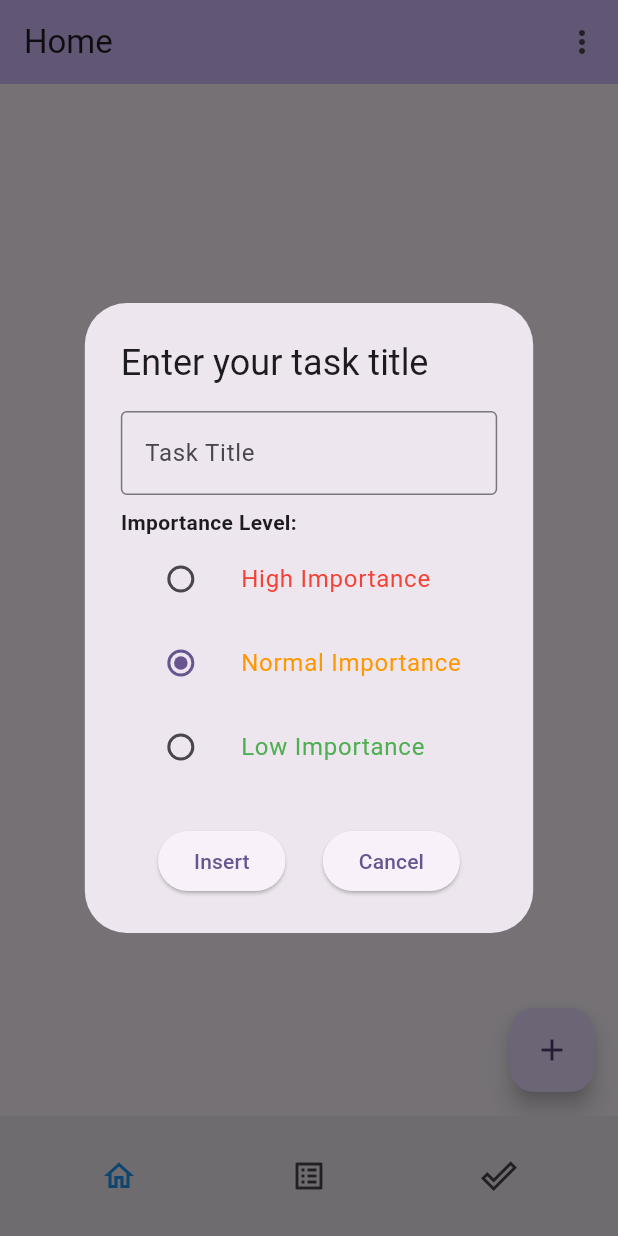
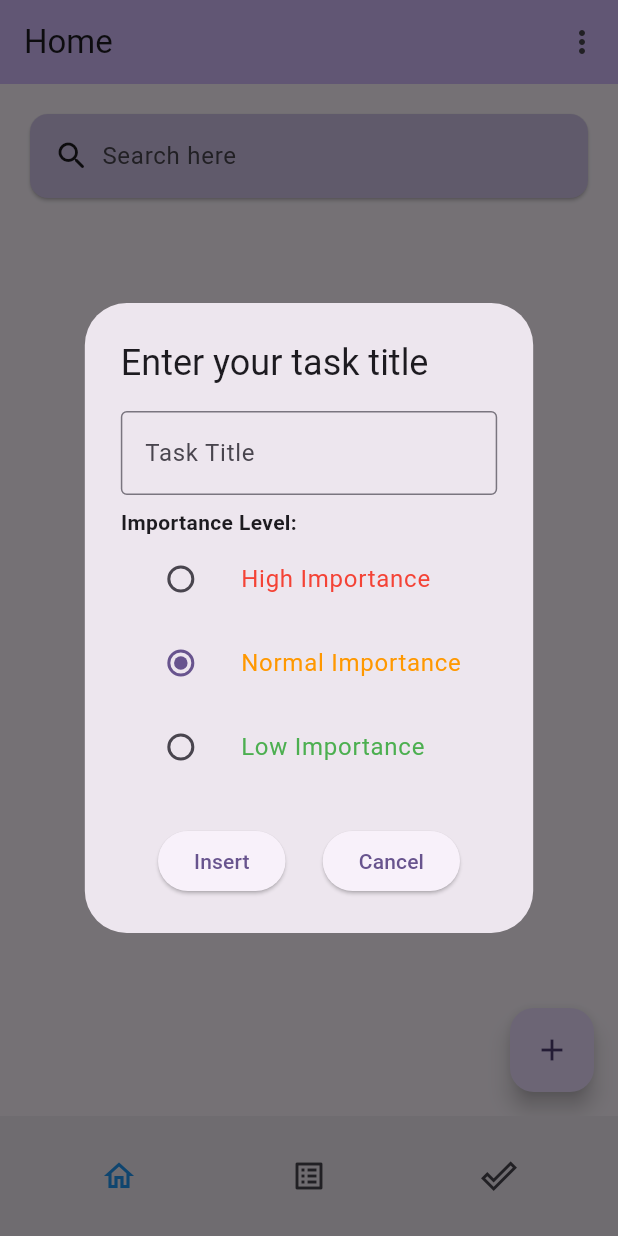
Before and after one commit to ParsaNasekhi/Task-Manager, a Flutter app: the screen it shows after launch, after a tap on the "add" icon, on a phone screen of 412 x 824 dp. Run offline on Flutter 3.47's test engine with Material 3 defaults, Android fonts, the phone set to English and light mode, and no system bars; our stand-ins replace hive_flutter, shimmer; accounts and stored records are empty.

Commit message:
homePage: search

```diff
--- a/lib/screens/home/home_page.dart
+++ b/lib/screens/home/home_page.dart
@@ -16,7 +16,9 @@ class HomePage extends StatefulWidget {
 }
 
 class _HomePageState extends State<HomePage> {
-  TextEditingController _controller = TextEditingController();
+  TextEditingController _taskController = TextEditingController();
+  final TextEditingController _searchController = TextEditingController();
+
   final Box<Task> _taskBox = Hive.box<Task>("TaskBox");
   List<Task> _tasksList = [];
 
@@ -31,7 +33,13 @@ class _HomePageState extends State<HomePage> {
         _tasksList = [];
         _taskBox.values.toList().forEach((element) {
           if (!element.isDone) {
+            if (_searchController.text.isEmpty) {
               _tasksList.add(element);
+            } else {
+              if (element.title.startsWith(_searchController.text)) {
+                _tasksList.add(element);
+              }
+            }
           }
         });
         if (_tasksList.isEmpty) {
@@ -101,7 +109,7 @@ class _HomePageState extends State<HomePage> {
         ),
         floatingActionButton: FloatingActionButton(
           onPressed: () {
-            _controller = TextEditingController();
+            _taskController = TextEditingController();
             showDialog(
                 context: context,
                 builder: (context) =>
@@ -111,10 +119,10 @@ class _HomePageState extends State<HomePage> {
                           actions: [
                             ElevatedButton(
                                 onPressed: () {
-                                  if (_controller.text.isNotEmpty) {
+                                  if (_taskController.text.isNotEmpty) {
                                     setState(() {
-                                      insertNewTask(
-                                          _controller.text, importanceLevel);
+                                      insertNewTask(_taskController.text,
+                                          importanceLevel);
                                       Navigator.of(context).pop();
                                     });
                                   }
@@ -131,7 +139,7 @@ class _HomePageState extends State<HomePage> {
                             mainAxisSize: MainAxisSize.min,
                             children: [
                               TextField(
-                                controller: _controller,
+                                controller: _taskController,
                                 decoration: const InputDecoration(
                                   labelText: "Task Title",
                                   border: OutlineInputBorder(),
@@ -203,7 +211,47 @@ class _HomePageState extends State<HomePage> {
           },
           child: const Icon(Icons.add),
         ),
-        body: _isPageEmpty == null
+        body: SingleChildScrollView(
+          child: Column(
+            children: [
+              Padding(
+                padding: const EdgeInsets.fromLTRB(16, 16, 16, 8),
+                child: Card(
+                  color: Colors.deepPurple.shade100,
+                  shape: const RoundedRectangleBorder(
+                    borderRadius: BorderRadius.only(
+                      topLeft: Radius.circular(12),
+                      topRight: Radius.circular(12),
+                      bottomLeft: Radius.circular(12),
+                      bottomRight: Radius.circular(12),
+                    ),
+                  ),
+                  child: Center(
+                    child: Padding(
+                      padding: const EdgeInsets.fromLTRB(16, 0, 16, 0),
+                      child: Row(
+                        children: [
+                          const Icon(Icons.search_rounded),
+                          const SizedBox(width: 8),
+                          Flexible(
+                            child: TextField(
+                              onChanged: (value) {
+                                _searchController.text = value;
+                              },
+                              controller: _searchController,
+                              decoration: const InputDecoration(
+                                labelText: "Search here",
+                                border: InputBorder.none,
+                              ),
+                            ),
+                          ),
+                        ],
+                      ),
+                    ),
+                  ),
+                ),
+              ),
+              _isPageEmpty == null
                   ? Shimmer.fromColors(
                       baseColor: Colors.grey.shade300,
                       highlightColor: Colors.white,
@@ -222,7 +270,8 @@ class _HomePageState extends State<HomePage> {
                               ),
                               child: SizedBox(
                                 width: MediaQuery.sizeOf(context).width,
-                          height: MediaQuery.sizeOf(context).height / 12,
+                                height:
+                                    MediaQuery.sizeOf(context).height / 12,
                               ),
                             ),
                           ),
@@ -239,7 +288,8 @@ class _HomePageState extends State<HomePage> {
                               ),
                               child: SizedBox(
                                 width: MediaQuery.sizeOf(context).width,
-                          height: MediaQuery.sizeOf(context).height / 12,
+                                height:
+                                    MediaQuery.sizeOf(context).height / 12,
                               ),
                             ),
                           ),
@@ -256,7 +306,8 @@ class _HomePageState extends State<HomePage> {
                               ),
                               child: SizedBox(
                                 width: MediaQuery.sizeOf(context).width,
-                          height: MediaQuery.sizeOf(context).height / 12,
+                                height:
+                                    MediaQuery.sizeOf(context).height / 12,
                               ),
                             ),
                           ),
@@ -273,7 +324,8 @@ class _HomePageState extends State<HomePage> {
                               ),
                               child: SizedBox(
                                 width: MediaQuery.sizeOf(context).width,
-                          height: MediaQuery.sizeOf(context).height / 12,
+                                height:
+                                    MediaQuery.sizeOf(context).height / 12,
                               ),
                             ),
                           ),
@@ -290,22 +342,22 @@ class _HomePageState extends State<HomePage> {
                               ),
                               child: SizedBox(
                                 width: MediaQuery.sizeOf(context).width,
-                          height: MediaQuery.sizeOf(context).height / 12,
+                                height:
+                                    MediaQuery.sizeOf(context).height / 12,
                               ),
                             ),
                           ),
                         ],
                       ))
                   : _isPageEmpty != null && _isPageEmpty == false
-                ? SingleChildScrollView(
-                    physics: const BouncingScrollPhysics(),
-                    child: Column(
+                      ? Column(
                           children: List.generate(length, (index) {
                             return Padding(
-                          padding: const EdgeInsets.fromLTRB(16, 8, 16, 8),
+                              padding:
+                                  const EdgeInsets.fromLTRB(16, 8, 16, 8),
                               child: InkWell(
-                            borderRadius:
-                                const BorderRadius.all(Radius.circular(12)),
+                                borderRadius: const BorderRadius.all(
+                                    Radius.circular(12)),
                                 onLongPress: () {
                                   showDialog(
                                       context: context,
@@ -324,7 +376,9 @@ class _HomePageState extends State<HomePage> {
                                             ElevatedButton(
                                                 onPressed: () {
                                                   setState(() {
-                                                _tasksList[length - index - 1]
+                                                    _tasksList[length -
+                                                            index -
+                                                            1]
                                                         .delete();
                                                     Navigator.pop(context);
                                                   });
@@ -355,23 +409,28 @@ class _HomePageState extends State<HomePage> {
                                   ),
                                   child: SizedBox(
                                     width: MediaQuery.sizeOf(context).width,
-                                height: MediaQuery.sizeOf(context).height / 12,
+                                    height:
+                                        MediaQuery.sizeOf(context).height /
+                                            12,
                                     child: Padding(
-                                  padding:
-                                      const EdgeInsets.fromLTRB(8, 0, 0, 0),
+                                      padding: const EdgeInsets.fromLTRB(
+                                          8, 0, 0, 0),
                                       child: Row(
                                         mainAxisSize: MainAxisSize.max,
                                         mainAxisAlignment:
                                             MainAxisAlignment.spaceBetween,
                                         children: [
                                           Checkbox(
-                                          value: _tasksList[length - index - 1]
+                                              value: _tasksList[
+                                                      length - index - 1]
                                                   .isDone,
                                               onChanged: (value) {
                                                 setState(() {
-                                              _tasksList[length - index - 1]
+                                                  _tasksList[
+                                                          length - index - 1]
                                                       .isDone = value as bool;
-                                              _tasksList[length - index - 1]
+                                                  _tasksList[
+                                                          length - index - 1]
                                                       .save();
                                                 });
                                               }),
@@ -381,11 +440,14 @@ class _HomePageState extends State<HomePage> {
                                               children: [
                                                 Flexible(
                                                   child: Text(
-                                                _tasksList[length - index - 1]
+                                                    _tasksList[length -
+                                                            index -
+                                                            1]
                                                         .title,
                                                     style: const TextStyle(
                                                         fontSize: 16),
-                                                overflow: TextOverflow.ellipsis,
+                                                    overflow:
+                                                        TextOverflow.ellipsis,
                                                   ),
                                                 ),
                                               ],
@@ -395,21 +457,29 @@ class _HomePageState extends State<HomePage> {
                                           Container(
                                             width: 10,
                                             decoration: BoxDecoration(
-                                          color: _tasksList[length - index - 1]
+                                              color: _tasksList[length -
+                                                              index -
+                                                              1]
                                                           .importanceLevel ==
-                                                  ImportanceLevel.highImportance
+                                                      ImportanceLevel
+                                                          .highImportance
                                                   ? Colors.red
-                                              : _tasksList[length - index - 1]
+                                                  : _tasksList[length -
+                                                                  index -
+                                                                  1]
                                                               .importanceLevel ==
                                                           ImportanceLevel
                                                               .normalImportance
                                                       ? Colors.orange
                                                       : Colors.green,
-                                          borderRadius: const BorderRadius.only(
+                                              borderRadius:
+                                                  const BorderRadius.only(
                                                 topLeft: Radius.circular(0),
                                                 topRight: Radius.circular(12),
-                                            bottomLeft: Radius.circular(0),
-                                            bottomRight: Radius.circular(12),
+                                                bottomLeft:
+                                                    Radius.circular(0),
+                                                bottomRight:
+                                                    Radius.circular(12),
                                               ),
                                             ),
                                           )
@@ -421,13 +491,17 @@ class _HomePageState extends State<HomePage> {
                               ),
                             );
                           }),
-                    ),
                         )
-                : const Center(
+                      : const Padding(
+                        padding: EdgeInsets.only(top: 100),
                         child: Icon(
                           Icons.no_backpack_outlined,
                           size: 256,
-                  )));
+                        ),
+                      )
+            ],
+          ),
+        ));
   }
 }
 
--- a/lib/screens/lists/a_list_page.dart
+++ b/lib/screens/lists/a_list_page.dart
@@ -295,7 +295,6 @@ class _AListPageState extends State<AListPage> {
           ))
           : _isPageEmpty != null && _isPageEmpty == false
           ? SingleChildScrollView(
-        physics: const BouncingScrollPhysics(),
         child: Column(
           children: List.generate(_tasksList.length, (index) {
             return Padding(
```
Lines whose indentation alone changed are shown as unchanged.
